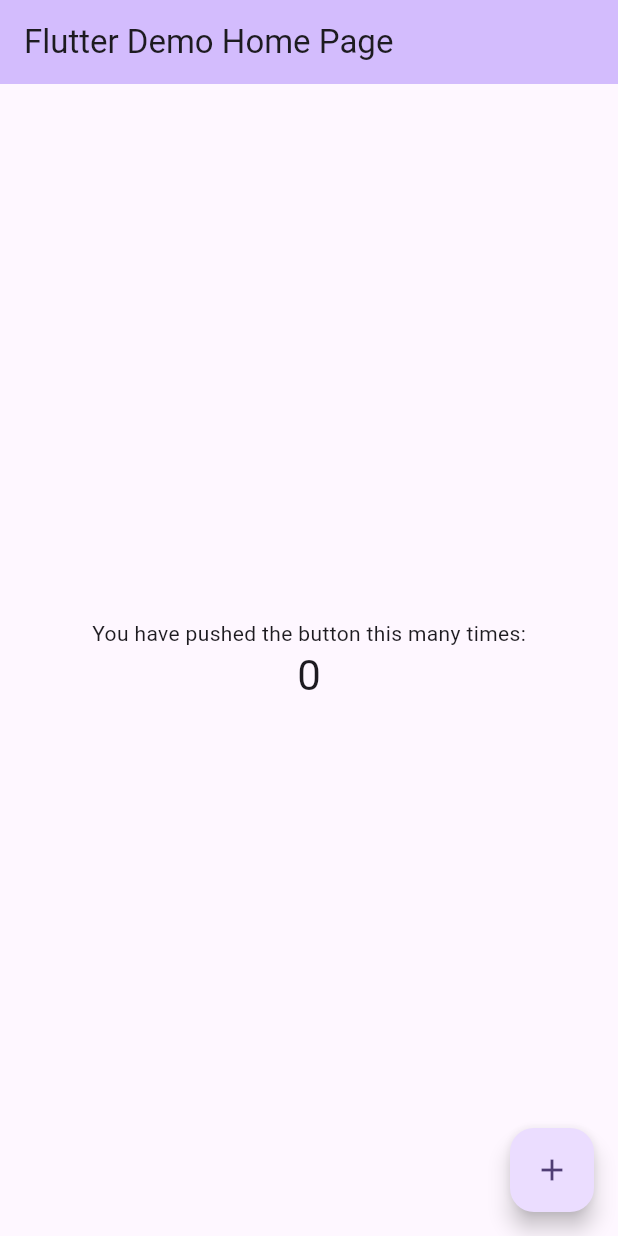
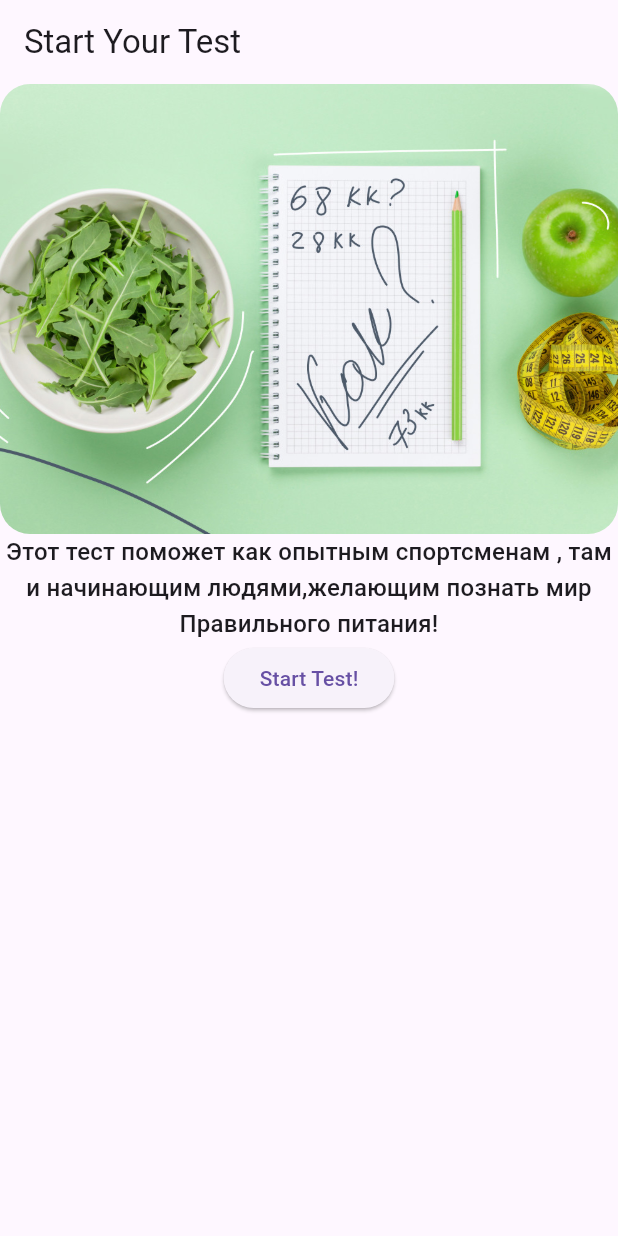
Before and after one commit to Flutter007/hw46, a Flutter app: the screen it shows after launch, on a phone screen of 412 x 824 dp. Run offline on Flutter 3.47's test engine with Material 3 defaults, Android fonts, the phone set to English and light mode, and no system bars.

Commit message:
Added necessary screens for getting info,added Photo with folder,added new widgets for screens and routes.

```diff
--- /dev/null
+++ b/lib/app_routes.dart
@@ -0,0 +1,7 @@
+class AppRoutes {
+  static const home = '/';
+  static const basic = '/basic';
+  static const goal = '/goal';
+  static const activity = '/activity';
+  static const result = '/result';
+}
--- /dev/null
+++ b/lib/hw46.dart
@@ -0,0 +1,25 @@
+import 'package:flutter/material.dart';
+import 'package:hw46/app_routes.dart';
+import 'package:hw46/screens/activity_screen.dart';
+import 'package:hw46/screens/basic_params_screen.dart';
+import 'package:hw46/screens/start_test_screen.dart';
+
+import 'screens/goal_screen.dart';
+
+class Hw46 extends StatelessWidget {
+  const Hw46({super.key});
+
+  @override
+  Widget build(BuildContext context) {
+    return MaterialApp(
+      initialRoute: AppRoutes.home,
+      routes: {
+        AppRoutes.home: (context) => StartTestScreen(),
+        AppRoutes.basic: (context) => BasicParamsScreen(),
+        AppRoutes.goal: (context) => GoalScreen(),
+        AppRoutes.activity: (context) => ActivityScreen(),
+        AppRoutes.result: (context) => const Placeholder(),
+      },
+    );
+  }
+}
--- a/lib/main.dart
+++ b/lib/main.dart
@@ -1,122 +1,6 @@
 import 'package:flutter/material.dart';
+import 'package:hw46/hw46.dart';
 
 void main() {
-  runApp(const MyApp());
+  runApp(Hw46());
 }
-
-class MyApp extends StatelessWidget {
-  const MyApp({super.key});
-
-  // This widget is the root of your application.
-  @override
-  Widget build(BuildContext context) {
-    return MaterialApp(
-      title: 'Flutter Demo',
-      theme: ThemeData(
-        // This is the theme of your application.
-        //
-        // TRY THIS: Try running your application with "flutter run". You'll see
-        // the application has a purple toolbar. Then, without quitting the app,
-        // try changing the seedColor in the colorScheme below to Colors.green
-        // and then invoke "hot reload" (save your changes or press the "hot
-        // reload" button in a Flutter-supported IDE, or press "r" if you used
-        // the command line to start the app).
-        //
-        // Notice that the counter didn't reset back to zero; the application
-        // state is not lost during the reload. To reset the state, use hot
-        // restart instead.
-        //
-        // This works for code too, not just values: Most code changes can be
-        // tested with just a hot reload.
-        colorScheme: ColorScheme.fromSeed(seedColor: Colors.deepPurple),
-      ),
-      home: const MyHomePage(title: 'Flutter Demo Home Page'),
-    );
-  }
-}
-
-class MyHomePage extends StatefulWidget {
-  const MyHomePage({super.key, required this.title});
-
-  // This widget is the home page of your application. It is stateful, meaning
-  // that it has a State object (defined below) that contains fields that affect
-  // how it looks.
-
-  // This class is the configuration for the state. It holds the values (in this
-  // case the title) provided by the parent (in this case the App widget) and
-  // used by the build method of the State. Fields in a Widget subclass are
-  // always marked "final".
-
-  final String title;
-
-  @override
-  State<MyHomePage> createState() => _MyHomePageState();
-}
-
-class _MyHomePageState extends State<MyHomePage> {
-  int _counter = 0;
-
-  void _incrementCounter() {
-    setState(() {
-      // This call to setState tells the Flutter framework that something has
-      // changed in this State, which causes it to rerun the build method below
-      // so that the display can reflect the updated values. If we changed
-      // _counter without calling setState(), then the build method would not be
-      // called again, and so nothing would appear to happen.
-      _counter++;
-    });
-  }
-
-  @override
-  Widget build(BuildContext context) {
-    // This method is rerun every time setState is called, for instance as done
-    // by the _incrementCounter method above.
-    //
-    // The Flutter framework has been optimized to make rerunning build methods
-    // fast, so that you can just rebuild anything that needs updating rather
-    // than having to individually change instances of widgets.
-    return Scaffold(
-      appBar: AppBar(
-        // TRY THIS: Try changing the color here to a specific color (to
-        // Colors.amber, perhaps?) and trigger a hot reload to see the AppBar
-        // change color while the other colors stay the same.
-        backgroundColor: Theme.of(context).colorScheme.inversePrimary,
-        // Here we take the value from the MyHomePage object that was created by
-        // the App.build method, and use it to set our appbar title.
-        title: Text(widget.title),
-      ),
-      body: Center(
-        // Center is a layout widget. It takes a single child and positions it
-        // in the middle of the parent.
-        child: Column(
-          // Column is also a layout widget. It takes a list of children and
-          // arranges them vertically. By default, it sizes itself to fit its
-          // children horizontally, and tries to be as tall as its parent.
-          //
-          // Column has various properties to control how it sizes itself and
-          // how it positions its children. Here we use mainAxisAlignment to
-          // center the children vertically; the main axis here is the vertical
-          // axis because Columns are vertical (the cross axis would be
-          // horizontal).
-          //
-          // TRY THIS: Invoke "debug painting" (choose the "Toggle Debug Paint"
-          // action in the IDE, or press "p" in the console), to see the
-          // wireframe for each widget.
-          mainAxisAlignment: MainAxisAlignment.center,
-          children: <Widget>[
-            const Text('You have pushed the button this many times:'),
-            Text(
-              '$_counter',
-              style: Theme.of(context).textTheme.headlineMedium,
-            ),
-          ],
-        ),
-      ),
-      floatingActionButton: FloatingActionButton(
-        onPressed: _incrementCounter,
-        tooltip: 'Increment',
-        child: const Icon(Icons.add),
-      ), // This trailing comma makes auto-formatting nicer for build methods.
-    );
-  }
-}
--- /dev/null
+++ b/lib/screens/start_test_screen.dart
@@ -0,0 +1,41 @@
+import 'package:flutter/material.dart';
+import 'package:hw46/app_routes.dart';
+
+class StartTestScreen extends StatelessWidget {
+  const StartTestScreen({super.key});
+
+  @override
+  Widget build(BuildContext context) {
+    void goToNextForm() {
+      Navigator.of(context).pushNamed(AppRoutes.basic);
+    }
+
+    final theme = Theme.of(context);
+    return Scaffold(
+      appBar: AppBar(title: Text('Start Your Test')),
+      body: Center(
+        child: Column(
+          children: [
+            Container(
+              width: double.infinity,
+              height: 300,
+              decoration: BoxDecoration(
+                borderRadius: BorderRadius.circular(20),
+                image: DecorationImage(
+                  image: AssetImage('assets/images/photo.png'),
+                  fit: BoxFit.cover,
+                ),
+              ),
+            ),
+            Text(
+              'Этот тест поможет как опытным спортсменам , там и начинающим людями,желающим познать мир Правильного питания!',
+              style: theme.textTheme.titleMedium,
+              textAlign: TextAlign.center,
+            ),
+            ElevatedButton(onPressed: goToNextForm, child: Text('Start Test!')),
+          ],
+        ),
+      ),
+    );
+  }
+}
--- a/pubspec.yaml
+++ b/pubspec.yaml
@@ -58,8 +58,8 @@ flutter:
   uses-material-design: true
 
   # To add assets to your application, add an assets section, like this:
-  # assets:
-  #   - images/a_dot_burr.jpeg
+  assets:
+    - assets/images/
   #   - images/a_dot_ham.jpeg
 
   # An image asset can refer to one or more resolution-specific "variants", see
```
Also changed, not shown: lib/data/activities_data.dart (added, +14 -0 lines), lib/models/gender.dart (added, +14 -0 lines), lib/models/goal.dart (added, +23 -0 lines), lib/models/route_arguments/fit_test_arguments.dart (added, +17 -0 lines), lib/screens/activity_screen.dart (added, +35 -0 lines), lib/screens/basic_params_screen.dart (added, +77 -0 lines), lib/screens/goal_screen.dart (added, +46 -0 lines), lib/widgets/custom_textfield.dart (added, +30 -0 lines), lib/widgets/select_activity_line.dart (added, +31 -0 lines), lib/widgets/select_activity_system.dart (added, +34 -0 lines), assets/images/photo.png (added).
